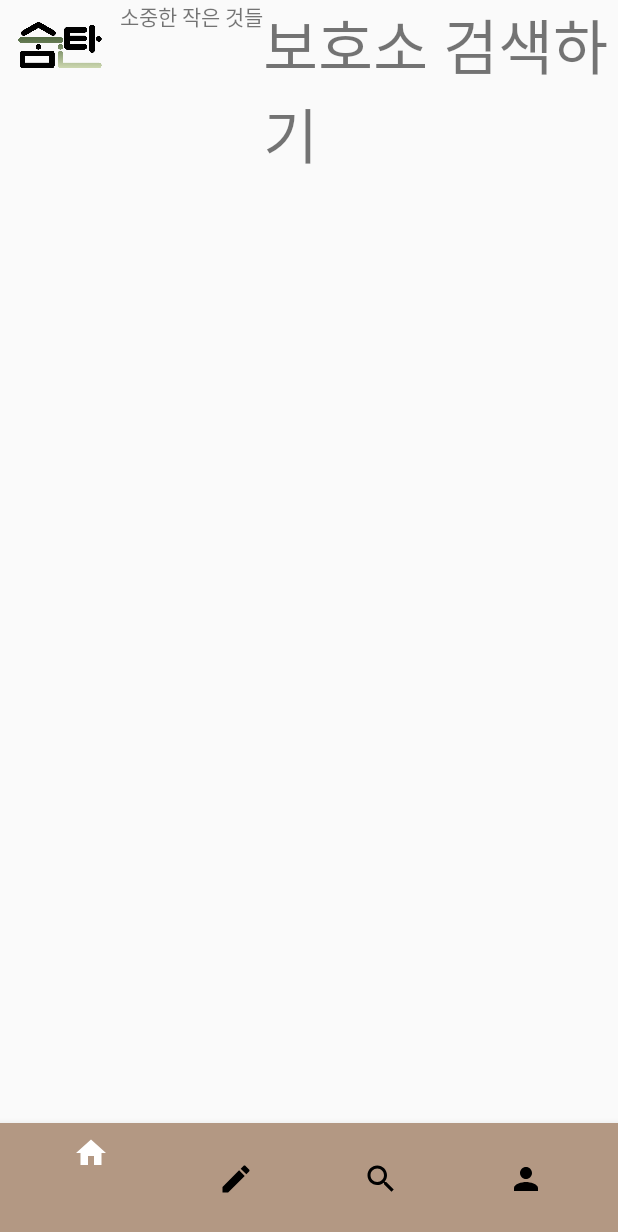
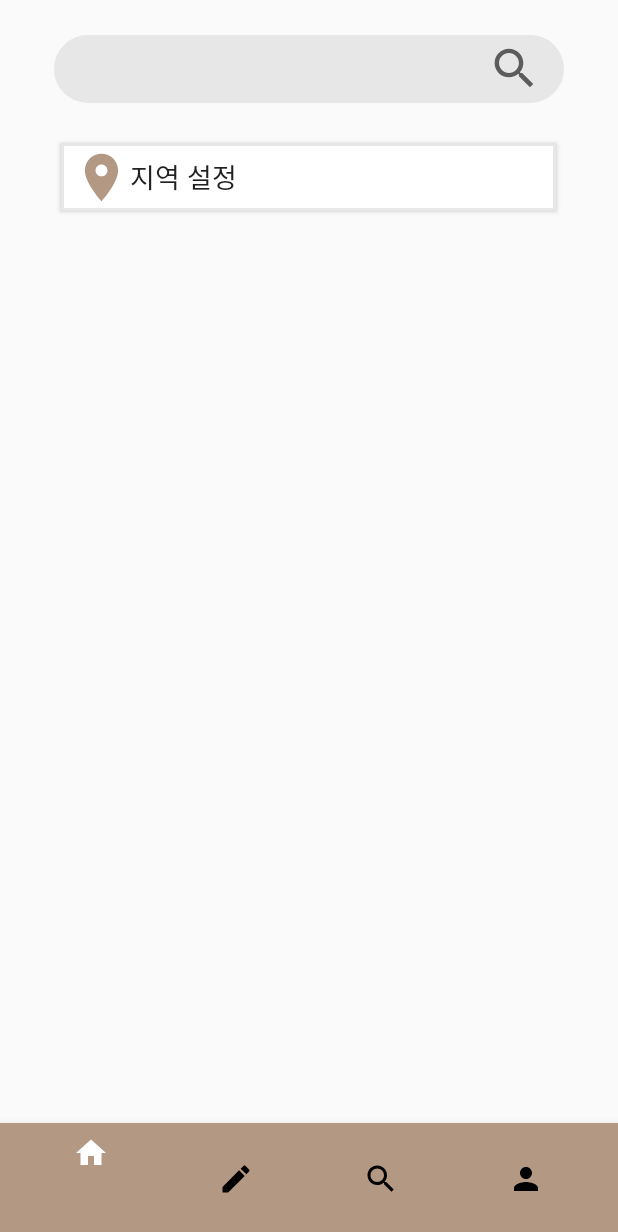
Before and after one commit to kangyeson/sumtanSample, an Android app: the fragment Frag_search_user placed in its activity, on a phone screen of 412 x 824 dp. Shown: the top 1232 px of the screen. Run offline under Robolectric (Android 15) with nearby library versions, the phone set to English and light mode, and no system bars.

```diff
--- a/app/src/main/java/com/example/mysumtan/Frag_search_user.java
+++ b/app/src/main/java/com/example/mysumtan/Frag_search_user.java
@@ -1,9 +1,11 @@
 package com.example.mysumtan;
 
+import android.content.Intent;
 import android.os.Bundle;
 import android.view.LayoutInflater;
 import android.view.View;
 import android.view.ViewGroup;
+import android.widget.Button;
 
 import androidx.annotation.NonNull;
 import androidx.annotation.Nullable;
@@ -19,6 +21,26 @@ public class Frag_search_user extends Fragment {
     {
         view = inflater.inflate(R.layout.activity_frag_search_user,container,false);
 
+        Button searchbtn = (Button)view.findViewById(R.id.search_button);
+        Button search_icon_button = (Button)view.findViewById(R.id.search_icon_button);
+
+        search_icon_button.setOnClickListener(new View.OnClickListener(){
+            @Override
+            public void onClick(View view){
+                getFragmentManager().beginTransaction().replace(R.id.my_search_page, new Course()).commit();
+            }
+        });
+
+        searchbtn.setOnClickListener(new View.OnClickListener(){
+            @Override
+            public void onClick(View view){
+                Intent intent = new Intent(getContext(), AddressCard.class);
+                startActivity(intent);
+//                AddressCard adc = new AddressCard(Frag_search_user.this);
+//                adc.show();
+            }
+        });
+
         return view;
     }
 }
--- a/app/src/main/res/layout/activity_frag_search_user.xml
+++ b/app/src/main/res/layout/activity_frag_search_user.xml
@@ -1,5 +1,5 @@
 <?xml version="1.0" encoding="utf-8"?>
-<LinearLayout
+<RelativeLayout
     xmlns:android="http://schemas.android.com/apk/res/android"
     xmlns:app="http://schemas.android.com/apk/res-auto"
     xmlns:tools="http://schemas.android.com/tools"
@@ -7,25 +7,62 @@
     android:layout_height="match_parent"
     tools:context=".Frag_write_user">
 
-    <ImageView
-        android:layout_width="80dp"
-        android:layout_height="60dp"
-        android:src="@drawable/logo"
-        android:layout_gravity="center_horizontal"
-        />
+    <RelativeLayout
+        android:layout_width="match_parent"
+        android:layout_height="wrap_content" >
 
-    <TextView
-        android:layout_width="wrap_content"
+        <EditText
+            android:id="@+id/search_text"
+            android:layout_width="340dp"
+            android:layout_height="45dp"
+            android:layout_centerHorizontal="true"
+            android:layout_marginTop="23dp"
+            android:background="@drawable/stext_round"
+            android:paddingLeft="17dp"
+            android:gravity="center|left"
+            android:textColor="#000000" />
+
+        <Button
+            android:id="@+id/search_icon_button"
+            android:layout_width="35dp"
+            android:layout_height="35dp"
+            android:layout_centerVertical="true"
+            android:layout_marginRight="15dp"
+            android:layout_marginBottom="5dp"
+            android:layout_alignBottom="@+id/search_text"
+            android:layout_alignRight="@+id/search_text"
+            android:background="@drawable/ic_baseline_search_24"/>
+
+    </RelativeLayout>
+
+
+    <LinearLayout
+        android:layout_width="match_parent"
         android:layout_height="wrap_content"
-        android:text="소중한 작은 것들"
-        android:layout_gravity="center_horizontal"
-        android:layout_marginBottom="10dp"
-        />
+        android:orientation="vertical">
 
-    <TextView
-        android:layout_width="wrap_content"
-        android:layout_height="wrap_content"
-        android:textSize="40sp"
-        android:text="보호소 검색하기"/>
+        <Button
+            android:id="@+id/search_button"
+            android:layout_width="330dp"
+            android:layout_height="45dp"
+            android:layout_gravity="center_horizontal"
+            android:layout_marginTop="95dp"
+            android:layout_marginBottom="10dp"
+            android:background="@drawable/areabutton_round"
+            android:drawableLeft="@drawable/ic_baseline_place_24"
+            android:padding="8dp"
+            android:text="지역 설정"
+            android:textAlignment="textStart"
+            android:textSize="18dp"
+            tools:ignore="RtlCompat" />
 
-</LinearLayout>
+    </LinearLayout>
+
+    <LinearLayout
+        android:layout_width="match_parent"
+        android:layout_height="match_parent"
+        android:layout_marginTop="140dp"
+        android:id="@+id/my_search_page"
+        android:orientation="vertical"/>
+
+</RelativeLayout>
```
Also changed, not shown: app/src/main/AndroidManifest.xml (+11 -9 lines), app/src/main/java/com/example/mysumtan/AddressCard.java (added, +34 -0 lines), app/src/main/java/com/example/mysumtan/Course.java (added, +19 -0 lines), app/src/main/java/com/example/mysumtan/adress_card.java (deleted, +0 -16 lines), app/src/main/java/com/example/mysumtan/animal_search.java (deleted, +0 -40 lines), app/src/main/res/layout/address_card.xml (renamed from app/src/main/res/layout/adress_card.xml, +13 -21 lines), app/src/main/res/layout/animalsearch_activity.xml (deleted, +0 -49 lines), app/src/main/res/layout/search_course.xml (added, +79 -0 lines), app/src/main/res/drawable/address_card_border.xml (renamed from app/src/main/res/drawable/adress_card_border.xml).
